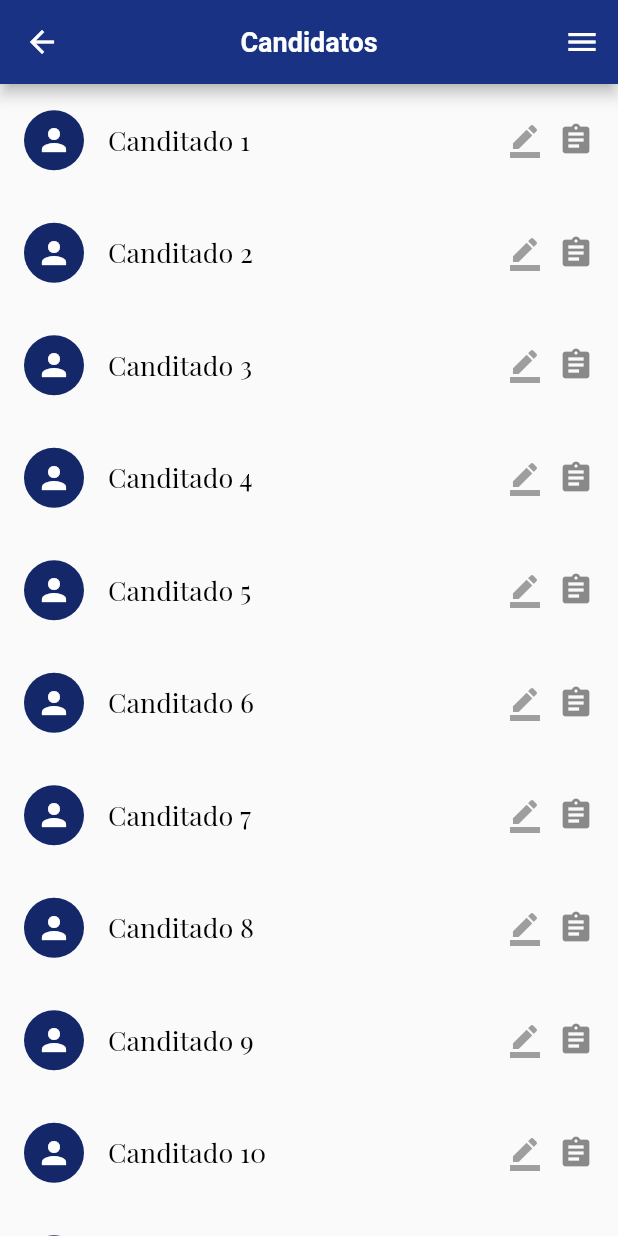
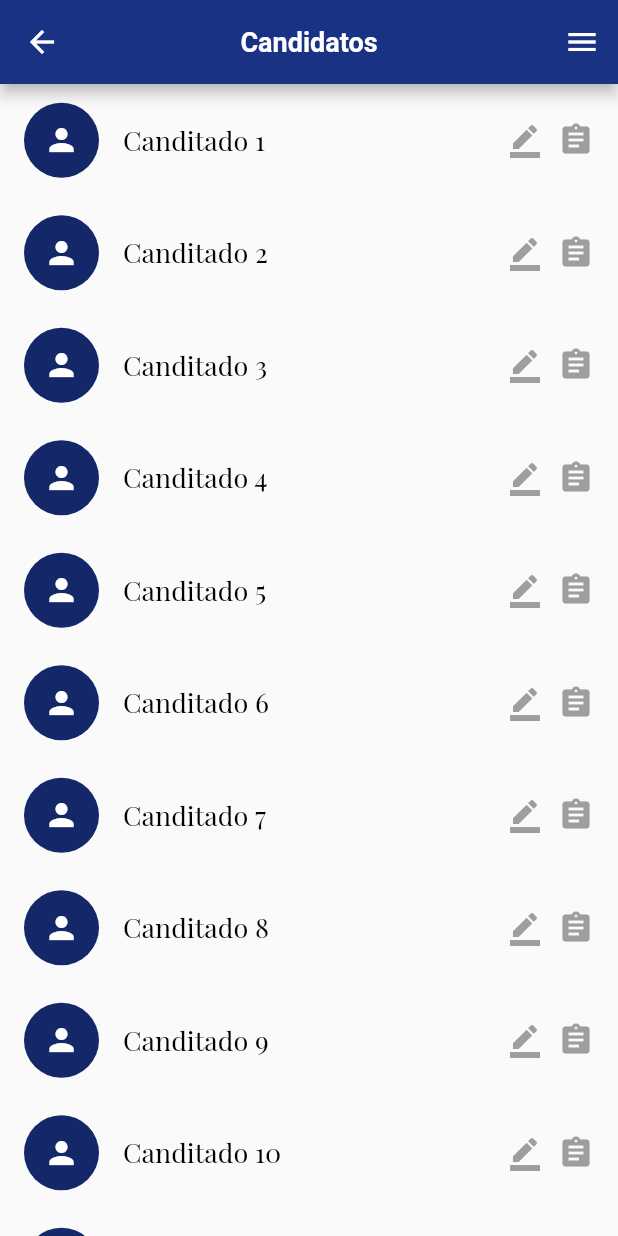
Before and after one commit to alvarobcprado/flutter-rh-recruit, a Flutter app: the CandidatesPage screen opened by its route, on a phone screen of 412 x 824 dp. Run offline on Flutter 3.47's test engine with Material 2 defaults, Android fonts, the light colour scheme and no system bars; our stand-ins replace google_fonts, signature.

Commit message:
change list tile to build candidate data

```diff
--- a/lib/pages/candidates/candidates-page.dart
+++ b/lib/pages/candidates/candidates-page.dart
@@ -74,9 +74,7 @@ class _CandidatesPageState extends State<CandidatesPage> {
                     candidates[index].name,
                     style: AppTextStyles.listItens,
                   ),
-                  leading: CircleAvatar(
-                    child: Icon(Icons.person),
-                  ),
+                  leading: candidates[index].avatar,
                   trailing: Row(
                     mainAxisSize: MainAxisSize.min,
                     children: [
@@ -87,7 +85,12 @@ class _CandidatesPageState extends State<CandidatesPage> {
                             : Colors.grey,
                       ),
                       SizedBox(width: 10),
-                      Icon(Icons.assignment),
+                      Icon(
+                        Icons.assignment,
+                        color: candidates[index].interviewed
+                            ? candidates[index].result
+                            : Colors.grey,
+                      ),
                     ],
                   ),
                   onTap: () {
```
